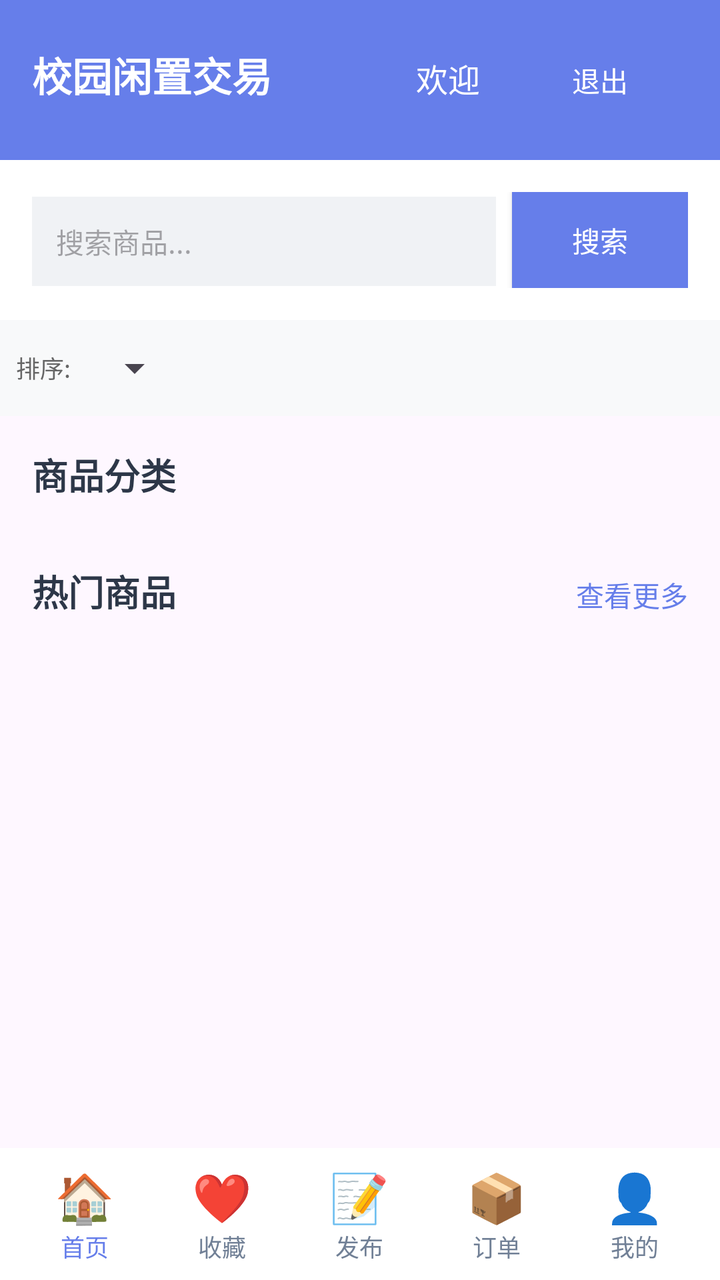
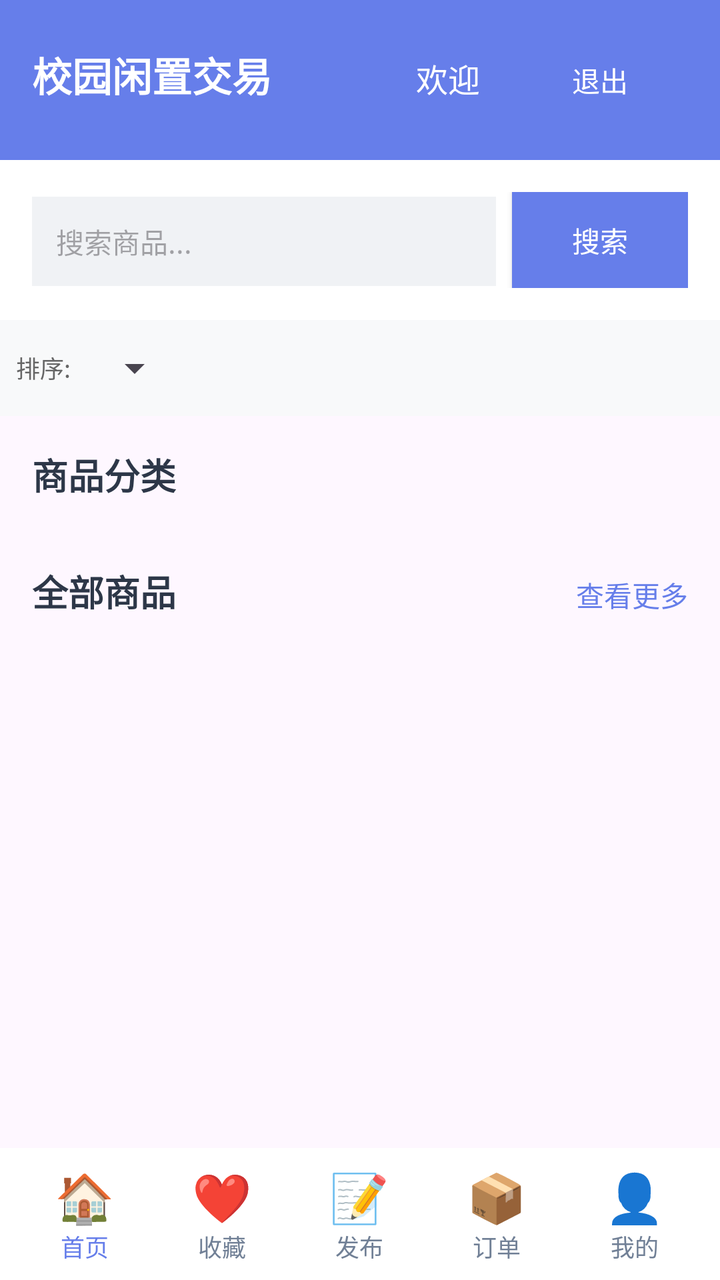

The first picture is an Android layout as it rendered before a commit; the second is the same layout after the commit. The layout source and the unified diff follow.
<!-- AndroidManifest.xml: application theme Theme.MyApplication -->
<!-- res/layout/activity_main.xml -->
<?xml version="1.0" encoding="utf-8"?>
<LinearLayout xmlns:android="http://schemas.android.com/apk/res/android"
    android:layout_width="match_parent"
    android:layout_height="match_parent"
    android:orientation="vertical">

    <LinearLayout
        android:layout_width="match_parent"
        android:layout_height="wrap_content"
        android:orientation="horizontal"
        android:background="#667eea"
        android:padding="16dp">

        <TextView
            android:layout_width="wrap_content"
            android:layout_height="wrap_content"
            android:text="校园闲置交易"
            android:textSize="20sp"
            android:textColor="#ffffff"
            android:textStyle="bold"/>

        <TextView
            android:id="@+id/tv_username"
            android:layout_width="wrap_content"
            android:layout_height="wrap_content"
            android:text="欢迎"
            android:textSize="16sp"
            android:textColor="#ffffff"
            android:layout_weight="1"
            android:gravity="end"
            android:layout_marginEnd="16dp"/>

        <Button
            android:id="@+id/btn_logout"
            android:layout_width="wrap_content"
            android:layout_height="wrap_content"
            android:text="退出"
            android:textColor="#ffffff"
            android:background="@null"
            android:textSize="14sp"/>
    </LinearLayout>

    <LinearLayout
        android:layout_width="match_parent"
        android:layout_height="wrap_content"
        android:orientation="horizontal"
        android:padding="16dp"
        android:background="#ffffff">

        <EditText
            android:id="@+id/et_search"
            android:layout_width="0dp"
            android:layout_height="wrap_content"
            android:layout_weight="1"
            android:hint="搜索商品..."
            android:background="#f0f2f5"
            android:padding="12dp"
            android:textSize="14sp"/>

        <Button
            android:id="@+id/btn_search"
            android:layout_width="wrap_content"
            android:layout_height="wrap_content"
            android:text="搜索"
            android:textColor="#ffffff"
            android:background="#667eea"
            android:textSize="14sp"
            android:paddingLeft="20dp"
            android:paddingRight="20dp"
            android:layout_marginStart="8dp"/>
    </LinearLayout>

    <LinearLayout
        android:layout_width="match_parent"
        android:layout_height="wrap_content"
        android:orientation="horizontal"
        android:padding="8dp"
        android:background="#f8f9fa">

        <TextView
            android:layout_width="wrap_content"
            android:layout_height="wrap_content"
            android:text="排序:"
            android:textSize="12sp"
            android:textColor="#666666"
            android:layout_gravity="center_vertical"/>

        <Spinner
            android:id="@+id/spinner_sort"
            android:layout_width="wrap_content"
            android:layout_height="32dp"
            android:layout_marginStart="8dp"/>
    </LinearLayout>

    <ScrollView
        android:layout_width="match_parent"
        android:layout_height="0dp"
        android:layout_weight="1">

        <LinearLayout
            android:layout_width="match_parent"
            android:layout_height="wrap_content"
            android:orientation="vertical"
            android:padding="16dp">

            <TextView
                android:layout_width="wrap_content"
                android:layout_height="wrap_content"
                android:text="商品分类"
                android:textSize="18sp"
                android:textColor="#2d3748"
                android:textStyle="bold"
                android:layout_marginBottom="12dp"/>

            <HorizontalScrollView
                android:layout_width="match_parent"
                android:layout_height="wrap_content"
                android:layout_marginBottom="20dp">

                <LinearLayout
                    android:id="@+id/ll_categories"
                    android:layout_width="wrap_content"
                    android:layout_height="wrap_content"
                    android:orientation="horizontal"/>
            </HorizontalScrollView>

            <LinearLayout
                android:layout_width="match_parent"
                android:layout_height="wrap_content"
                android:orientation="horizontal"
                android:layout_marginBottom="12dp">

                <TextView
                    android:layout_width="wrap_content"
                    android:layout_height="wrap_content"
                    android:text="热门商品"
                    android:textSize="18sp"
                    android:textColor="#2d3748"
                    android:textStyle="bold"/>

                <TextView
                    android:id="@+id/tv_view_more"
                    android:layout_width="wrap_content"
                    android:layout_height="wrap_content"
                    android:text="查看更多"
                    android:textSize="14sp"
                    android:textColor="#667eea"
                    android:layout_weight="1"
                    android:gravity="end"/>
            </LinearLayout>

            <LinearLayout
                android:id="@+id/ll_items"
                android:layout_width="match_parent"
                android:layout_height="wrap_content"
                android:orientation="vertical"/>
        </LinearLayout>
    </ScrollView>

    <LinearLayout
        android:layout_width="match_parent"
        android:layout_height="wrap_content"
        android:orientation="horizontal"
        android:background="#ffffff"
        android:padding="8dp">

        <LinearLayout
            android:id="@+id/tab_home"
            android:layout_width="0dp"
            android:layout_height="wrap_content"
            android:layout_weight="1"
            android:orientation="vertical"
            android:gravity="center">

            <TextView
                android:layout_width="wrap_content"
                android:layout_height="wrap_content"
                android:text="🏠"
                android:textSize="24sp"/>

            <TextView
                android:layout_width="wrap_content"
                android:layout_height="wrap_content"
                android:text="首页"
                android:textSize="12sp"
                android:textColor="#667eea"/>
        </LinearLayout>

        <LinearLayout
            android:id="@+id/tab_favorite"
            android:layout_width="0dp"
            android:layout_height="wrap_content"
            android:layout_weight="1"
            android:orientation="vertical"
            android:gravity="center">

            <TextView
                android:layout_width="wrap_content"
                android:layout_height="wrap_content"
                android:text="❤️"
                android:textSize="24sp"/>

            <TextView
                android:layout_width="wrap_content"
                android:layout_height="wrap_content"
                android:text="收藏"
                android:textSize="12sp"
                android:textColor="#718096"/>
        </LinearLayout>

        <LinearLayout
            android:id="@+id/tab_publish"
            android:layout_width="0dp"
            android:layout_height="wrap_content"
            android:layout_weight="1"
            android:orientation="vertical"
            android:gravity="center">

            <TextView
                android:layout_width="wrap_content"
                android:layout_height="wrap_content"
                android:text="📝"
                android:textSize="24sp"/>

            <TextView
                android:layout_width="wrap_content"
                android:layout_height="wrap_content"
                android:text="发布"
                android:textSize="12sp"
                android:textColor="#718096"/>
        </LinearLayout>

        <LinearLayout
            android:id="@+id/tab_order"
            android:layout_width="0dp"
            android:layout_height="wrap_content"
            android:layout_weight="1"
            android:orientation="vertical"
            android:gravity="center">

            <TextView
                android:layout_width="wrap_content"
                android:layout_height="wrap_content"
                android:text="📦"
                android:textSize="24sp"/>

            <TextView
                android:layout_width="wrap_content"
                android:layout_height="wrap_content"
                android:text="订单"
                android:textSize="12sp"
                android:textColor="#718096"/>
        </LinearLayout>

        <LinearLayout
            android:id="@+id/tab_profile"
            android:layout_width="0dp"
            android:layout_height="wrap_content"
            android:layout_weight="1"
            android:orientation="vertical"
            android:gravity="center">

            <TextView
                android:layout_width="wrap_content"
                android:layout_height="wrap_content"
                android:text="👤"
                android:textSize="24sp"/>

            <TextView
                android:layout_width="wrap_content"
                android:layout_height="wrap_content"
                android:text="我的"
                android:textSize="12sp"
                android:textColor="#718096"/>
        </LinearLayout>
    </LinearLayout>
</LinearLayout>
<!-- resources referenced by this layout -->
<resources>
  <style name="Theme.MyApplication" parent="Base.Theme.MyApplication" />
  <style name="Base.Theme.MyApplication" parent="Theme.Material3.DayNight.NoActionBar">
          
          
      </style>
</resources>

<!-- the commit's change to res/layout/activity_main.xml (unified diff, before → after) -->
@@ -133,7 +133,7 @@
                 <TextView
                     android:layout_width="wrap_content"
                     android:layout_height="wrap_content"
-                    android:text="热门商品"
+                    android:text="全部商品"
                     android:textSize="18sp"
                     android:textColor="#2d3748"
                     android:textStyle="bold"/>
